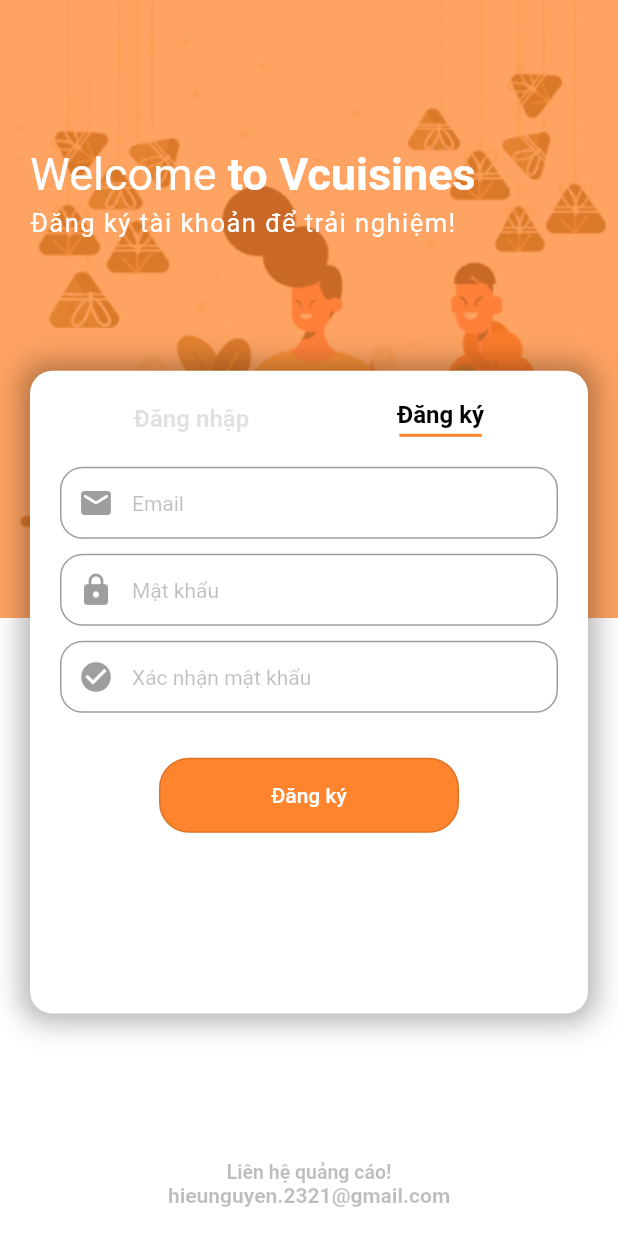
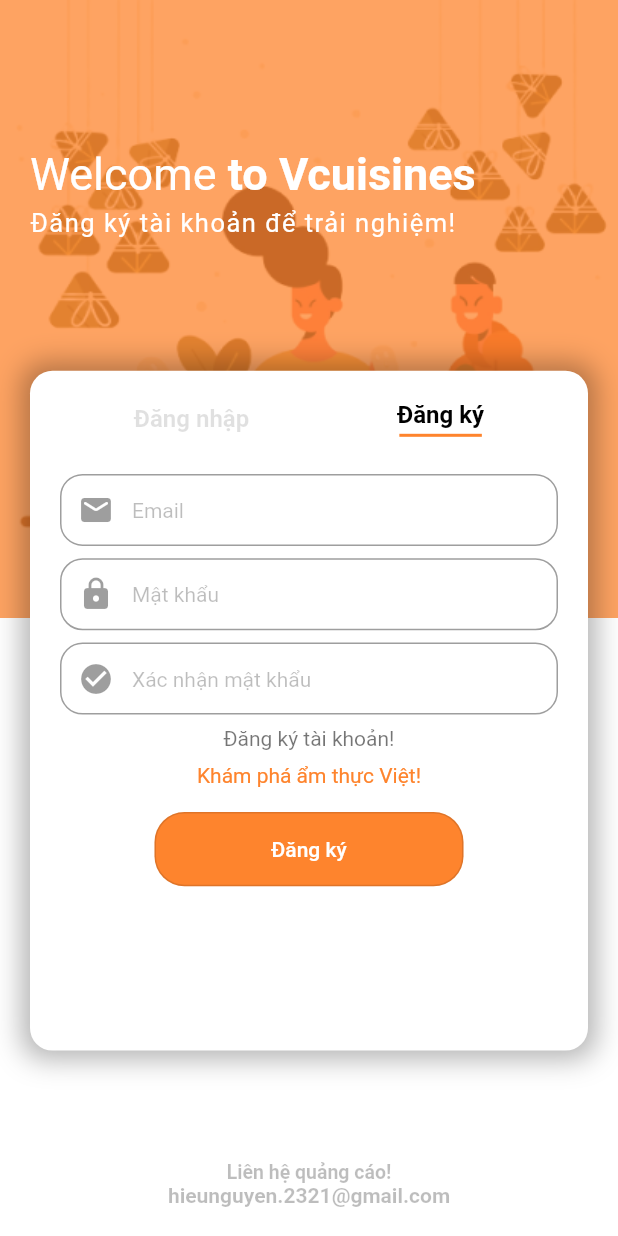
Before and after one commit to KSB-tqk/Vietnamese_Cuisines_App, a Flutter app: the LoginScreen screen opened by its route, after a tap on "Đăng ký", on a phone screen of 412 x 824 dp. Run offline on Flutter 3.47's test engine with Material 2 defaults, Android fonts, the phone set to English and light mode, and no system bars; our stand-ins replace bottom_navy_bar, cloud_firestore, firebase_auth, firebase_core, flutter_spinkit, flutter_svg and 7 more; accounts and stored records are empty.

Commit message:
chinh sua UI dang nhap

```diff
--- a/lib/screens/login/authentication/login_details.dart
+++ b/lib/screens/login/authentication/login_details.dart
@@ -32,14 +32,15 @@
   Widget build(BuildContext context) {
     final loginProvider = Provider.of<AuthenticationService>(context);
     bool checkSnackBarShow = false;
+    final Size size = MediaQuery.of(context).size;
 
     return Container(
-      margin: EdgeInsets.only(top: 20),
+      margin: EdgeInsets.only(top: size.height * 0.02),
       child: Form(
         key: _formKey,
         child: Column(
           children: [
-            SizedBox(height: 10),
+            SizedBox(height: size.height * 0.01),
             // Nhập tài khoản email
             TextFormField(
               controller: emailController,
@@ -77,13 +78,15 @@
               ),
             ),
             SizedBox(
-              height: 10,
+              height: size.height * 0.01,
             ),
             // Nhập mật khẩu
             TextFormField(
               controller: passwordController,
               obscureText: true,
-              inputFormatters: [FilteringTextInputFormatter.deny(new RegExp('[\\.|\\,| -]'))],
+              inputFormatters: [
+                FilteringTextInputFormatter.deny(new RegExp('[\\.|\\,| -]'))
+              ],
               validator: (val) =>
                   val.length < 6 ? "Mật khẩu phải lớn hơn 6 kí tự!" : null,
               decoration: InputDecoration(
@@ -117,7 +120,7 @@
             ),
 
             SizedBox(
-              height: 10,
+              height: size.height * 0.01,
             ),
             Text(
               "Đăng nhập ngay!",
@@ -127,7 +130,7 @@
               ),
             ),
             SizedBox(
-              height: 10,
+              height: size.height * 0.01,
             ),
             Text(
               "Cùng trải nghiệm ẩm thực Việt!",
@@ -137,11 +140,11 @@
               ),
             ),
             SizedBox(
-              height: 20,
+              height: size.height * 0.02,
             ),
             Container(
-              width: 200,
-              height: 50,
+              width: size.width * 0.5,
+              height: size.height * 0.06,
               child: OutlinedButton(
                 onPressed: () async {
                   if (_formKey.currentState.validate()) {}
@@ -182,7 +185,7 @@
                     backgroundColor: kPrimaryColor),
               ),
             ),
-            SizedBox(height: 20),
+            SizedBox(height: size.height * 0.02),
             TextButton(
                 onPressed: () {
                   Alert(
--- a/lib/screens/login/authentication/signup_details.dart
+++ b/lib/screens/login/authentication/signup_details.dart
@@ -28,14 +28,15 @@
   @override
   Widget build(BuildContext context) {
     final loginProvider = Provider.of<AuthenticationService>(context);
+    final Size size = MediaQuery.of(context).size;
     bool checkSnackBarShow = false;
     return Container(
-      margin: EdgeInsets.only(top: 10),
+      margin: EdgeInsets.only(top: size.height * 0.02),
       child: Form(
         key: _formKey,
         child: Column(
           children: [
-            SizedBox(height: 10),
+            SizedBox(height: size.height * 0.01),
             // Nhập tài khoản email
             TextFormField(
               controller: emailController,
@@ -73,13 +74,15 @@
               ),
             ),
             SizedBox(
-              height: 10,
+              height: size.height * 0.01,
             ),
             // Nhập mật khẩu
             TextFormField(
               controller: passwordController,
               obscureText: true,
-              inputFormatters: [FilteringTextInputFormatter.deny(new RegExp('[\\.|\\,| -]'))],
+              inputFormatters: [
+                FilteringTextInputFormatter.deny(new RegExp('[\\.|\\,| -]'))
+              ],
               textInputAction: TextInputAction.next,
               validator: (val) =>
                   val.length < 6 ? "Mật khẩu phải lớn hơn 6 kí tự!" : null,
@@ -113,12 +116,14 @@
               ),
             ),
             SizedBox(
-              height: 10,
+              height: size.height * 0.01,
             ),
             TextFormField(
               controller: confirmPassController,
               keyboardType: TextInputType.text,
-              inputFormatters: [FilteringTextInputFormatter.deny(new RegExp('[\\.|\\,| -]'))],
+              inputFormatters: [
+                FilteringTextInputFormatter.deny(new RegExp('[\\.|\\,| -]'))
+              ],
               obscureText: true,
               textInputAction: TextInputAction.done,
               validator: (val) => val != passwordController.text
@@ -154,11 +159,31 @@
               ),
             ),
             SizedBox(
-              height: 30,
+              height: size.height * 0.01,
+            ),
+            Text(
+              "Đăng ký tài khoản!",
+              style: TextStyle(
+                fontSize: 14,
+                color: Colors.black54,
+              ),
+            ),
+            SizedBox(
+              height: size.height * 0.01,
+            ),
+            Text(
+              "Khám phá ẩm thực Việt!",
+              style: TextStyle(
+                fontSize: 14,
+                color: kPrimaryColor,
+              ),
+            ),
+            SizedBox(
+              height: size.height * 0.02,
             ),
             Container(
-              width: 200,
-              height: 50,
+              width: size.width * 0.5,
+              height: size.height * 0.06,
               child: OutlinedButton(
                 onPressed: () async {
                   if (_formKey.currentState.validate()) {
--- a/lib/screens/login/screens/login.dart
+++ b/lib/screens/login/screens/login.dart
@@ -89,7 +89,7 @@
                 top: size.height * 0.3,
                 child: Container(
                   padding: EdgeInsets.all(20),
-                  height: size.height * 0.52,
+                  height: size.height * 0.55,
                   width: MediaQuery.of(context).size.width - 40,
                   margin: EdgeInsets.symmetric(horizontal: 20),
                   decoration: BoxDecoration(
@@ -164,8 +164,18 @@
                           ),
                         ],
                       ),
-                      if (isSignUpScreen) SignUpDetail(),
-                      if (!isSignUpScreen) LoginDetail(),
+                      if (isSignUpScreen)
+                        SingleChildScrollView(
+                          physics: AlwaysScrollableScrollPhysics(),
+                          scrollDirection: Axis.vertical,
+                          child: SignUpDetail(),
+                        ),
+                      if (!isSignUpScreen)
+                        SingleChildScrollView(
+                          physics: AlwaysScrollableScrollPhysics(),
+                          scrollDirection: Axis.vertical,
+                          child: LoginDetail(),
+                        ),
                     ],
                   ),
                 ),
--- a/lib/screens/splash/body_splash_screens.dart
+++ b/lib/screens/splash/body_splash_screens.dart
@@ -42,6 +42,7 @@
             child: Padding(
               padding: const EdgeInsets.symmetric(vertical: 20),
               child: Column(
+                mainAxisSize: MainAxisSize.min,
                 children: <Widget>[
                   Expanded(
                     flex: 3,
@@ -76,7 +77,7 @@
                           Spacer(flex: 3),
                           SizedBox(
                             width: double.infinity,
-                            height: 56,
+                            height: size.height * 0.08,
                             child: TextButton(
                               onPressed: () async {
                                 Navigator.pushNamed(
@@ -136,6 +137,7 @@
 
   @override
   Widget build(BuildContext context) {
+    final Size size = MediaQuery.of(context).size;
     return Column(
       children: <Widget>[
         Spacer(),
@@ -161,7 +163,7 @@
         ),
         Image.asset(
           imageSplash,
-          height: 320,
+          height: size.height * 0.42,
         ),
       ],
     );
```
